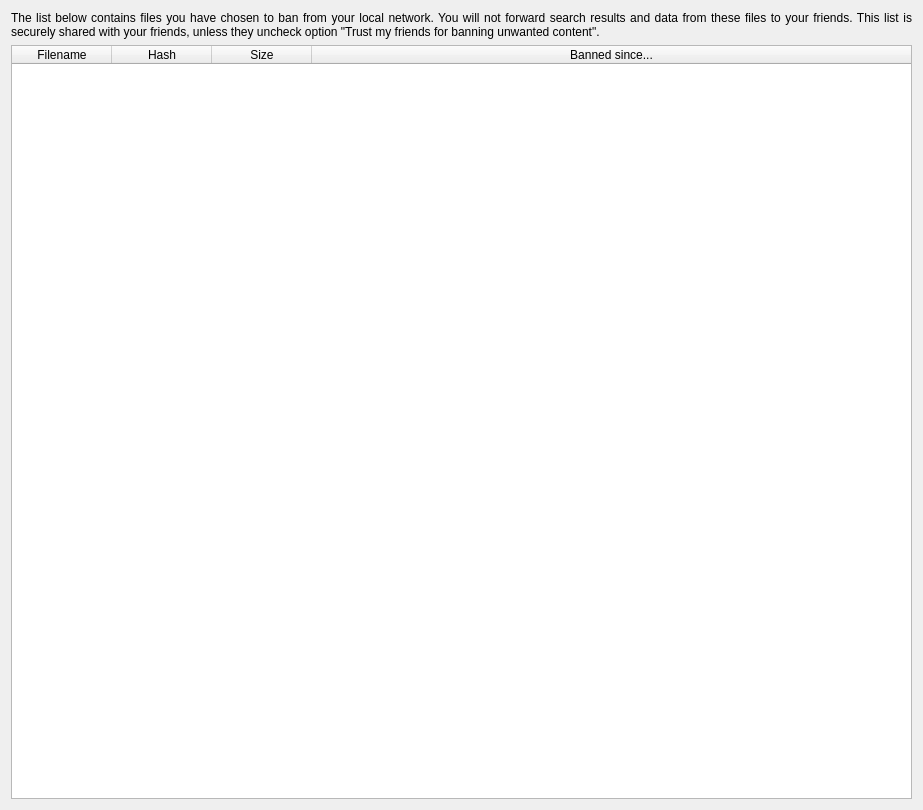
First picture: the form in retroshare-gui/src/gui/FileTransfer/BannedFilesDialog.ui, repository RetroShare/RetroShare, before the edit.
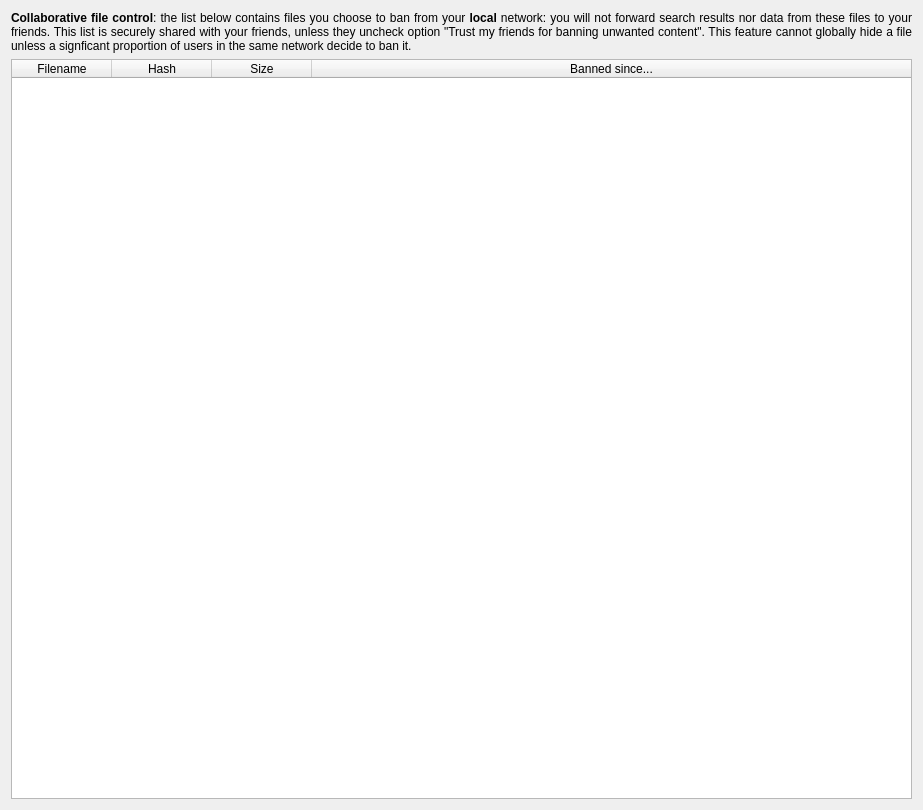
Second picture: the form after the edit.

Commit message: improved banned files UI and fixed deadlock

```diff
--- a/retroshare-gui/src/gui/FileTransfer/BannedFilesDialog.ui
+++ b/retroshare-gui/src/gui/FileTransfer/BannedFilesDialog.ui
@@ -14,7 +14,7 @@
    <item>
     <widget class="QLabel" name="label">
      <property name="text">
-      <string>&lt;html&gt;&lt;head/&gt;&lt;body&gt;&lt;p&gt;The list below contains files you have chosen to ban from your local network. You will not forward search results and data from these files to your friends. This list is securely shared with your friends, unless they uncheck option &amp;quot;Trust my friends for banning unwanted content&amp;quot;.&lt;/p&gt;&lt;/body&gt;&lt;/html&gt;</string>
+      <string>&lt;html&gt;&lt;head/&gt;&lt;body&gt;&lt;p&gt;&lt;span style=&quot; font-weight:600;&quot;&gt;Collaborative file control&lt;/span&gt;: the list below contains files you choose to ban from your &lt;span style=&quot; font-weight:600;&quot;&gt;local&lt;/span&gt; network: you will not forward search results nor data from these files to your friends. This list is securely shared with your friends, unless they uncheck option &amp;quot;Trust my friends for banning unwanted content&amp;quot;. This feature cannot globally hide a file unless a signficant proportion of users in the same network decide to ban it.&lt;/p&gt;&lt;/body&gt;&lt;/html&gt;</string>
      </property>
      <property name="alignment">
       <set>Qt::AlignJustify|Qt::AlignVCenter</set>
```
The commit also changes 1 other file.
